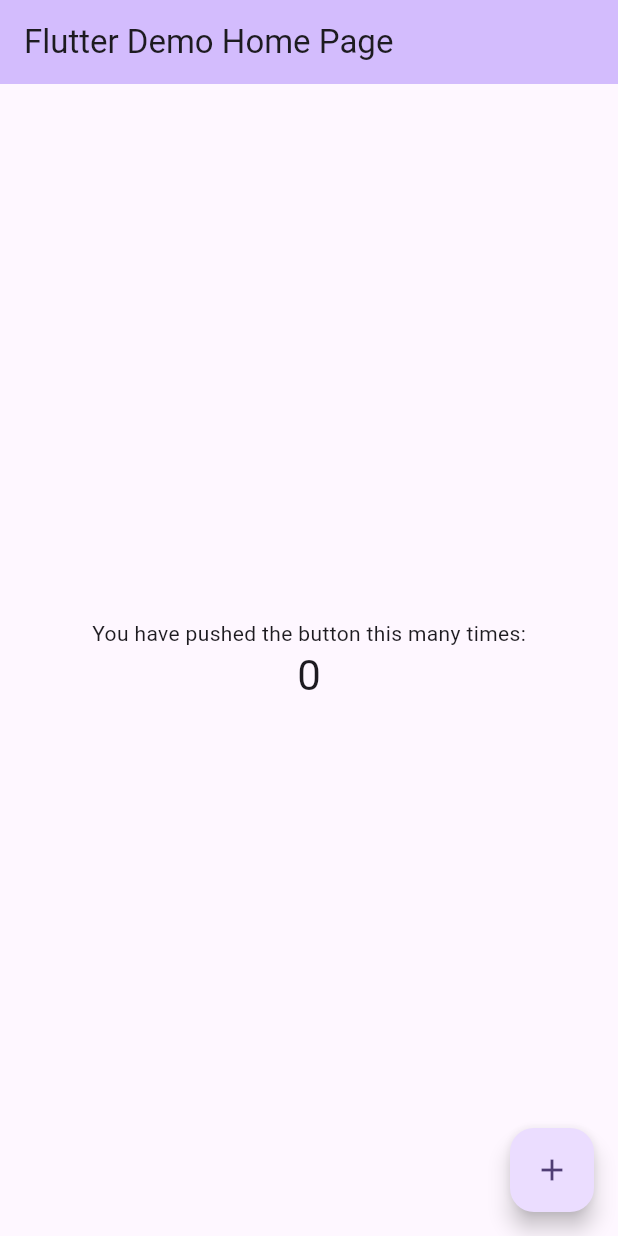
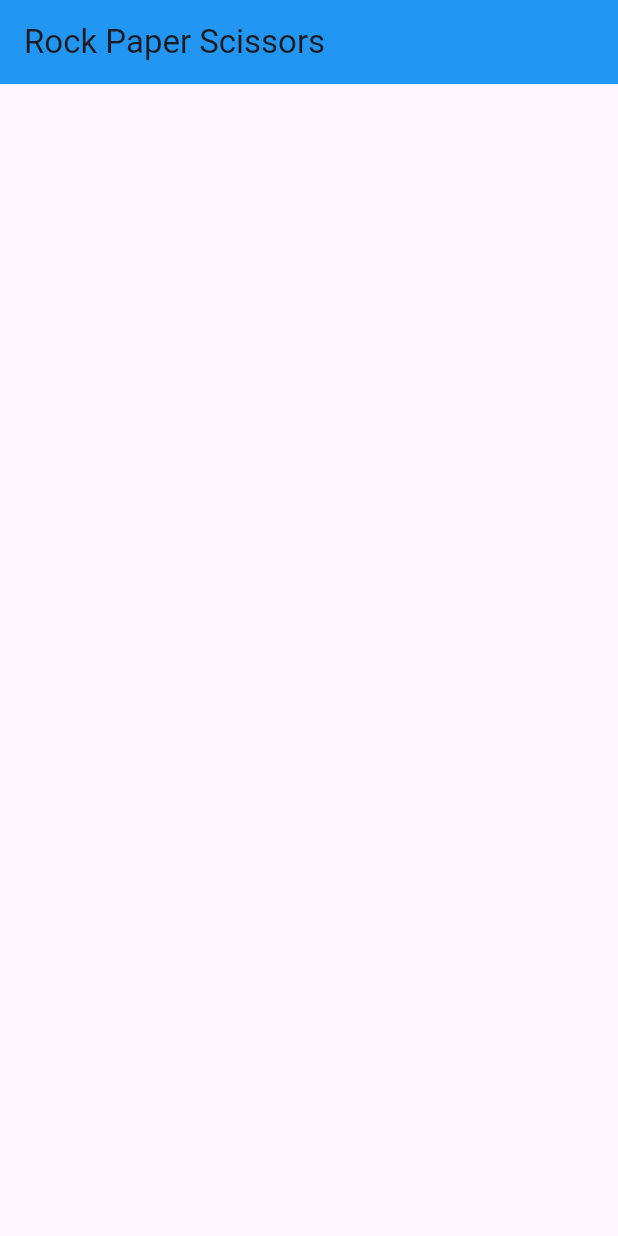
Before and after one commit to dodiforth/rps-Flutter, a Flutter app: the screen it shows after launch, on a phone screen of 412 x 824 dp. Run offline on Flutter 3.47's test engine with Material 3 defaults, Android fonts, the phone set to English and light mode, and no system bars.

Commit message:
initalise the project : blank screen

```diff
--- /dev/null
+++ b/lib/game/game_body.dart
@@ -0,0 +1,15 @@
+import 'package:flutter/material.dart';
+
+class GameBody extends StatefulWidget {
+  const GameBody({super.key});
+
+  @override
+  State<GameBody> createState() => _GameBodyState();
+}
+
+class _GameBodyState extends State<GameBody> {
+  @override
+  Widget build(BuildContext context) {
+    return Container();
+  }
+}
--- a/lib/main.dart
+++ b/lib/main.dart
@@ -1,4 +1,5 @@
 import 'package:flutter/material.dart';
+import 'game/game_body.dart';
 
 void main() {
   runApp(const RpsApp());
@@ -10,59 +11,13 @@ class RpsApp extends StatelessWidget {
   @override
   Widget build(BuildContext context) {
     return MaterialApp(
-      title: 'Flutter Demo',
-      theme: ThemeData(
-        colorScheme: ColorScheme.fromSeed(seedColor: Colors.deepPurple),
-        useMaterial3: true,
-      ),
-      home: const MyHomePage(title: 'Flutter Demo Home Page'),
+      home: Scaffold(
+        appBar: AppBar(
+          title: const Text('Rock Paper Scissors'),
+          backgroundColor: Colors.blue,
+        ),
+        body: const GameBody(),
+      )
     );
   }
 }
-
-class MyHomePage extends StatefulWidget {
-  const MyHomePage({super.key, required this.title});
-  final String title;
-
-  @override
-  State<MyHomePage> createState() => _MyHomePageState();
-}
-
-class _MyHomePageState extends State<MyHomePage> {
-  int _counter = 0;
-
-  void _incrementCounter() {
-    setState(() {
-      _counter++;
-    });
-  }
-
-  @override
-  Widget build(BuildContext context) {
-    return Scaffold(
-      appBar: AppBar(
-        backgroundColor: Theme.of(context).colorScheme.inversePrimary,
-        title: Text(widget.title),
-      ),
-      body: Center(
-        child: Column(
-          mainAxisAlignment: MainAxisAlignment.center,
-          children: <Widget>[
-            const Text(
-              'You have pushed the button this many times:',
-            ),
-            Text(
-              '$_counter',
-              style: Theme.of(context).textTheme.headlineMedium,
-            ),
-          ],
-        ),
-      ),
-      floatingActionButton: FloatingActionButton(
-        onPressed: _incrementCounter,
-        tooltip: 'Increment',
-        child: const Icon(Icons.add),
-      ), // This trailing comma makes auto-formatting nicer for build methods.
-    );
-  }
-}
```
